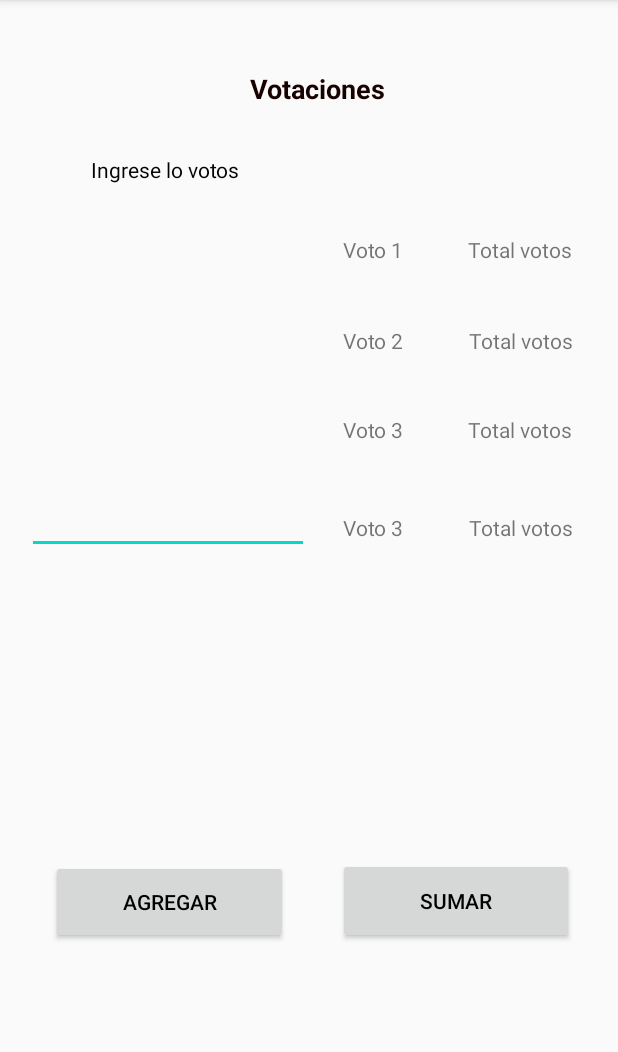
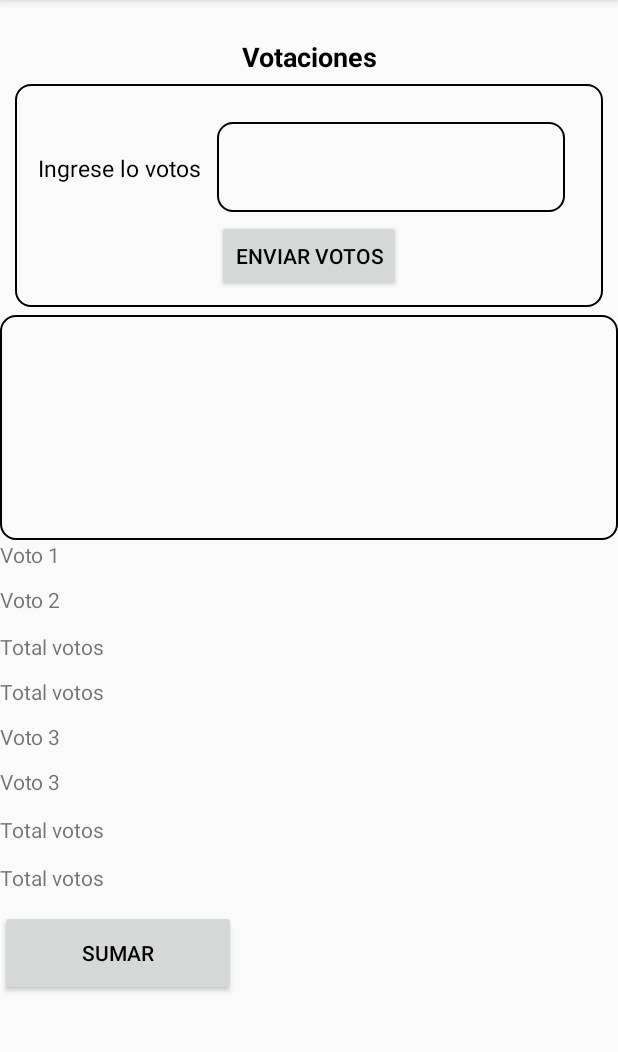
Before and after one commit to EduarRugamas/All-in-one-devexpertos, an Android app: the Ejercicio_2 screen opened directly, with no data from a screen before it, on a phone screen of 412 x 824 dp, the part 84-1136 px from its top. Run offline under Robolectric (Android 15) with nearby library versions, the phone set to English and light mode, and no system bars.

Commit message:
desing of ejercicio 2 50%

```diff
--- a/app/src/main/java/com/devexpertos/allinone/Salarios/Ejercicio_3.kt
+++ b/app/src/main/java/com/devexpertos/allinone/Salarios/Ejercicio_3.kt
@@ -34,7 +34,7 @@ class Ejercicio_3 : AppCompatActivity() {
                 position: Int,
                 id: Long
             ) {
-                cargo.text = options.get(position)
+                cargo.text = options[position]
 
             }
 
--- a/app/src/main/java/com/devexpertos/allinone/Votos/Ejercicio_2.kt
+++ b/app/src/main/java/com/devexpertos/allinone/Votos/Ejercicio_2.kt
@@ -1,25 +1,32 @@
 package com.devexpertos.allinone.Votos
 
-import android.content.Intent
 import androidx.appcompat.app.AppCompatActivity
 import android.os.Bundle
+import android.util.Log
 import android.view.View
 import android.widget.EditText
-import android.widget.Toast
 import com.devexpertos.allinone.R
-import kotlinx.android.synthetic.main.activity_ejercicio_2.*
 
 class Ejercicio_2 : AppCompatActivity() {
     override fun onCreate(savedInstanceState: Bundle?) {
         super.onCreate(savedInstanceState)
         setContentView(R.layout.activity_ejercicio_2)
 
-        val bucket = buket.text
 
-        btnAgregar.setOnClickListener {
-            if (bucket.isEmpty())
-            Toast.makeText(this, "Los campos no deben estar vacios", Toast.LENGTH_SHORT).show()
 
-        }
+        val votos = intArrayOf()
+
+
+        val votos_1 = votos.filter { candidato -> candidato == 1 }
+        val votos_2 = votos.filter { candidato -> candidato == 2 }
+        Log.d("votos","cantidad de votos $votos_1")
+        Log.d("votos","cantidad de votos $votos_2")
+        val votos_total_1 = votos_1.size
+        val votos_total_2 = votos_2.size
+
+        Log.d("votos","cantidad de votos $votos_total_1")
+        Log.d("votos","cantidad de votos $votos_total_2")
+
+
     }
 }
--- /dev/null
+++ b/app/src/main/res/drawable/border_layout.xml
@@ -0,0 +1,12 @@
+<?xml version="1.0" encoding="utf-8"?>
+<shape xmlns:android="http://schemas.android.com/apk/res/android"
+    android:shape="rectangle"
+    >
+    <stroke
+        android:width="2px"
+        android:color="@color/black"
+        />
+    <corners android:radius="10dp"/>
+
+
+</shape>
--- a/app/src/main/res/layout/activity_ejercicio_2.xml
+++ b/app/src/main/res/layout/activity_ejercicio_2.xml
@@ -1,53 +1,97 @@
 <?xml version="1.0" encoding="utf-8"?>
-<androidx.constraintlayout.widget.ConstraintLayout xmlns:android="http://schemas.android.com/apk/res/android"
+<LinearLayout xmlns:android="http://schemas.android.com/apk/res/android"
     xmlns:app="http://schemas.android.com/apk/res-auto"
     xmlns:tools="http://schemas.android.com/tools"
     android:layout_width="match_parent"
     android:layout_height="match_parent"
+    android:orientation="vertical"
     tools:context=".Votos.Ejercicio_2">
 
     <TextView
-        android:layout_width="174dp"
-        android:layout_height="27dp"
-        android:text="Votaciones"
+        android:layout_width="wrap_content"
+        android:layout_height="25dp"
+        android:text="@string/votaciones"
         android:textAlignment="center"
-        android:textColor="#170101"
+        android:textColor="@color/black"
         android:textSize="18sp"
         android:textStyle="bold"
-        app:layout_constraintBottom_toBottomOf="parent"
-        app:layout_constraintEnd_toEndOf="parent"
-        app:layout_constraintHorizontal_bias="0.524"
-        app:layout_constraintStart_toStartOf="parent"
-        app:layout_constraintTop_toTopOf="parent"
-        app:layout_constraintVertical_bias="0.063" />
+        android:layout_gravity="center"
+        android:layout_marginTop="25dp"
+        />
 
-    <TextView
-        android:id="@+id/textView15"
-        android:layout_width="190dp"
-        android:layout_height="37dp"
-        android:text="Ingrese lo votos "
-        android:textAlignment="center"
-        android:textColor="#020000"
-        app:layout_constraintBottom_toBottomOf="parent"
-        app:layout_constraintEnd_toEndOf="parent"
-        app:layout_constraintHorizontal_bias="0.074"
-        app:layout_constraintStart_toStartOf="parent"
-        app:layout_constraintTop_toTopOf="parent"
-        app:layout_constraintVertical_bias="0.141" />
+    <LinearLayout
+        android:layout_width="match_parent"
+        android:layout_height="wrap_content"
+        android:orientation="vertical"
+        android:background="@drawable/border_layout"
+        android:layout_marginStart="10dp"
+        android:layout_marginEnd="10dp"
+        android:layout_marginTop="5dp"
+        android:layout_marginBottom="5dp"
+        >
 
-    <EditText
-        android:id="@+id/buket"
-        android:layout_width="188dp"
-        android:layout_height="210dp"
-        android:ems="10"
-        android:gravity="start|top"
-        android:inputType="textMultiLine"
-        app:layout_constraintBottom_toBottomOf="parent"
-        app:layout_constraintEnd_toEndOf="parent"
-        app:layout_constraintHorizontal_bias="0.08"
-        app:layout_constraintStart_toStartOf="parent"
-        app:layout_constraintTop_toTopOf="parent"
-        app:layout_constraintVertical_bias="0.285" />
+
+        <LinearLayout
+            android:layout_width="match_parent"
+            android:layout_height="80dp"
+            android:layout_margin="15dp"
+            android:layout_gravity="center_horizontal"
+            android:layout_marginTop="5dp"
+            >
+            <TextView
+                android:id="@+id/textView15"
+                android:layout_width="wrap_content"
+                android:layout_height="20dp"
+                android:text="@string/ingrese_lo_votos"
+                android:textColor="@color/black"
+                android:layout_marginStart="0dp"
+                android:layout_marginTop="10dp"
+                android:textSize="15sp"
+                />
+
+            <EditText
+                android:id="@+id/all_votos"
+                android:layout_width="match_parent"
+                android:layout_height="60dp"
+                android:inputType="number|textMultiLine"
+                android:digits="1234"
+                android:background="@drawable/border_layout"
+                android:layout_marginTop="10dp"
+                android:layout_marginEnd="10dp"
+                android:layout_marginStart="10dp"
+                android:layout_marginBottom="10dp"
+                android:padding="10dp"
+                />
+        </LinearLayout>
+
+        <Button
+            android:id="@+id/btnAgregar"
+            android:layout_width="wrap_content"
+            android:layout_height="wrap_content"
+            android:text="@string/agregar"
+            android:textAlignment="center"
+            android:textColor="#000000"
+            android:layout_gravity="center_horizontal"
+            android:layout_marginTop="-20dp"
+            android:layout_marginBottom="10dp"
+            />
+
+    </LinearLayout>
+
+    <LinearLayout
+        android:layout_width="match_parent"
+        android:layout_height="150dp"
+        android:background="@drawable/border_layout"
+        >
+
+
+
+
+    </LinearLayout>
+
+
+
+
 
     <TextView
         android:id="@+id/vt1"
@@ -146,19 +190,7 @@
         app:layout_constraintVertical_bias="0.295" />
 
 
-    <Button
-        android:id="@+id/btnAgregar"
-        android:layout_width="158dp"
-        android:layout_height="56dp"
-        android:text="Agregar"
-        android:textAlignment="center"
-        android:textColor="#000000"
-        app:layout_constraintBottom_toBottomOf="parent"
-        app:layout_constraintEnd_toEndOf="parent"
-        app:layout_constraintHorizontal_bias="0.134"
-        app:layout_constraintStart_toStartOf="parent"
-        app:layout_constraintTop_toTopOf="parent"
-        app:layout_constraintVertical_bias="0.805" />
+
 
     <Button
         android:id="@+id/btnConteo"
@@ -175,4 +207,4 @@
         app:layout_constraintVertical_bias="0.805" />
 
 
-</androidx.constraintlayout.widget.ConstraintLayout>
+</LinearLayout>
--- a/app/src/main/res/values/strings.xml
+++ b/app/src/main/res/values/strings.xml
@@ -8,6 +8,9 @@
     <string name="valorB">Valor de b</string>
     <string name="valorC">Valor de c</string>
     <string name="Btn_calcular">Calcular Ecuacion</string>
+    <string name="votaciones">Votaciones</string>
+    <string name="ingrese_lo_votos">Ingrese lo votos</string>
+    <string name="agregar">Enviar votos</string>
 
 
 </resources>
```
